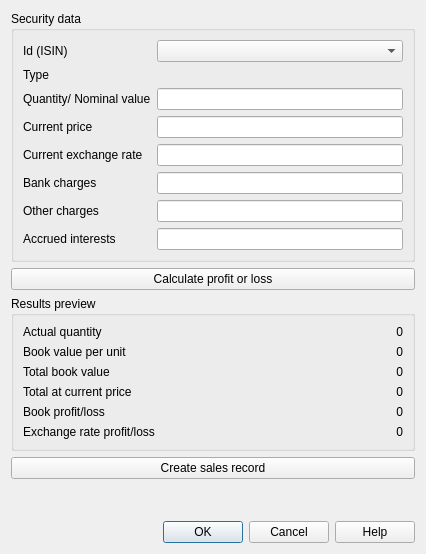
First picture: the form in report/accounting/portfolioAccounting/ch.banana.portfolio.accounting.calc.sales.data.dialog.ui, repository BananaAccounting/Universal, before the edit.
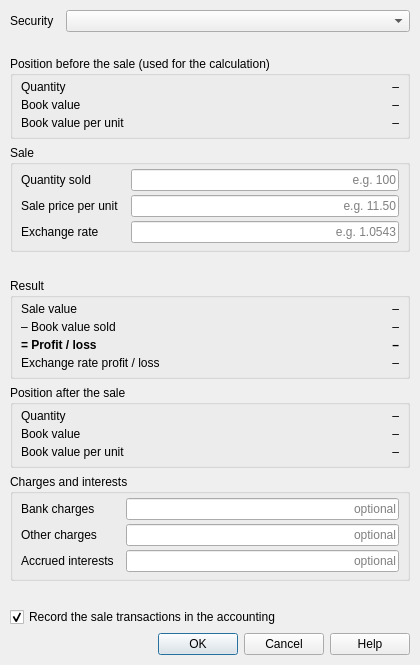
Second picture: the form after the edit.

```diff
--- a/report/accounting/portfolioAccounting/ch.banana.portfolio.accounting.calc.sales.data.dialog.ui
+++ b/report/accounting/portfolioAccounting/ch.banana.portfolio.accounting.calc.sales.data.dialog.ui
@@ -6,198 +6,335 @@
    <rect>
     <x>0</x>
     <y>0</y>
-    <width>426</width>
-    <height>554</height>
+    <width>420</width>
+    <height>600</height>
    </rect>
   </property>
   <property name="windowTitle">
    <string>Calculate book profit/loss on sale</string>
   </property>
-  <property name="sizeGripEnabled">
-   <bool>false</bool>
+  <property name="styleSheet">
+   <string notr="true">QLabel#securityName_label { color: #6b7080; }
+QLabel#saleResultPreviewTitle_label, QLabel#saleResultPreview_label { font-weight: bold; }
+QLabel#fieldError_label, QLabel#status_label { color: #b3261e; }</string>
   </property>
-  <layout class="QGridLayout" name="gridLayout_3">
-   <item row="6" column="0">
-    <widget class="QDialogButtonBox" name="buttonsBox">
-     <property name="orientation">
-      <enum>Qt::Orientation::Horizontal</enum>
+  <layout class="QVBoxLayout" name="mainLayout">
+   <property name="spacing">
+    <number>6</number>
+   </property>
+   <property name="leftMargin">
+    <number>10</number>
+   </property>
+   <property name="topMargin">
+    <number>10</number>
+   </property>
+   <property name="rightMargin">
+    <number>10</number>
+   </property>
+   <property name="bottomMargin">
+    <number>10</number>
+   </property>
+   <item>
+    <layout class="QFormLayout" name="securityLayout">
+     <property name="fieldGrowthPolicy">
+      <enum>QFormLayout::FieldGrowthPolicy::AllNonFixedFieldsGrow</enum>
      </property>
-     <property name="standardButtons">
-      <set>QDialogButtonBox::StandardButton::Cancel|QDialogButtonBox::StandardButton::Help|QDialogButtonBox::StandardButton::Ok</set>
+     <property name="horizontalSpacing">
+      <number>12</number>
      </property>
-    </widget>
-   </item>
-   <item row="2" column="0">
-    <layout class="QHBoxLayout" name="horizontalLayout">
-     <item>
-      <widget class="QPushButton" name="showResultsPreview_button">
+     <property name="verticalSpacing">
+      <number>4</number>
+     </property>
+     <property name="leftMargin">
+      <number>0</number>
+     </property>
+     <property name="topMargin">
+      <number>0</number>
+     </property>
+     <property name="rightMargin">
+      <number>0</number>
+     </property>
+     <property name="bottomMargin">
+      <number>0</number>
+     </property>
+     <item row="0" column="0">
+      <widget class="QLabel" name="item_label">
        <property name="text">
-        <string>Calculate profit or loss</string>
+        <string>Security</string>
+       </property>
+      </widget>
+     </item>
+     <item row="0" column="1">
+      <widget class="QComboBox" name="item_comboBox">
+       <property name="toolTip">
+        <string>Security to sell (ISIN), from the Items table</string>
+       </property>
+      </widget>
+     </item>
+     <item row="1" column="0">
+      <widget class="QLabel" name="securityNameTitle_label">
+       <property name="text">
+        <string/>
+       </property>
+      </widget>
+     </item>
+     <item row="1" column="1">
+      <widget class="QLabel" name="securityName_label">
+       <property name="text">
+        <string/>
        </property>
       </widget>
      </item>
     </layout>
    </item>
-   <item row="4" column="0">
-    <widget class="QPushButton" name="createSaleRecord_button">
-     <property name="text">
-      <string>Create sales record</string>
+   <item>
+    <widget class="QGroupBox" name="positionGroupBox">
+     <property name="title">
+      <string>Position before the sale (used for the calculation)</string>
      </property>
+     <layout class="QFormLayout" name="positionLayout">
+      <property name="fieldGrowthPolicy">
+       <enum>QFormLayout::FieldGrowthPolicy::AllNonFixedFieldsGrow</enum>
+      </property>
+      <property name="horizontalSpacing">
+       <number>12</number>
+      </property>
+      <property name="verticalSpacing">
+       <number>4</number>
+      </property>
+      <property name="leftMargin">
+       <number>8</number>
+      </property>
+      <property name="topMargin">
+       <number>4</number>
+      </property>
+      <property name="rightMargin">
+       <number>8</number>
+      </property>
+      <property name="bottomMargin">
+       <number>6</number>
+      </property>
+      <item row="0" column="0">
+       <widget class="QLabel" name="quantityRowTitle_label">
+        <property name="text">
+         <string>Quantity</string>
+        </property>
+       </widget>
+      </item>
+      <item row="0" column="1">
+       <widget class="QLabel" name="actualQuantity_label">
+        <property name="text">
+         <string>–</string>
+        </property>
+        <property name="alignment">
+         <set>Qt::AlignmentFlag::AlignRight|Qt::AlignmentFlag::AlignTrailing|Qt::AlignmentFlag::AlignVCenter</set>
+        </property>
+        <property name="textInteractionFlags">
+         <set>Qt::TextInteractionFlag::TextSelectableByMouse</set>
+        </property>
+       </widget>
+      </item>
+      <item row="1" column="0">
+       <widget class="QLabel" name="bookValueRowTitle_label">
+        <property name="text">
+         <string>Book value</string>
+        </property>
+       </widget>
+      </item>
+      <item row="1" column="1">
+       <widget class="QLabel" name="currentBookValue_label">
+        <property name="text">
+         <string>–</string>
+        </property>
+        <property name="alignment">
+         <set>Qt::AlignmentFlag::AlignRight|Qt::AlignmentFlag::AlignTrailing|Qt::AlignmentFlag::AlignVCenter</set>
+        </property>
+        <property name="textInteractionFlags">
+         <set>Qt::TextInteractionFlag::TextSelectableByMouse</set>
+        </property>
+       </widget>
+      </item>
+      <item row="2" column="0">
+       <widget class="QLabel" name="unitBookValueRowTitle_label">
+        <property name="text">
+         <string>Book value per unit</string>
+        </property>
+       </widget>
+      </item>
+      <item row="2" column="1">
+       <widget class="QLabel" name="currentUnitBookValue_label">
+        <property name="text">
+         <string>–</string>
+        </property>
+        <property name="alignment">
+         <set>Qt::AlignmentFlag::AlignRight|Qt::AlignmentFlag::AlignTrailing|Qt::AlignmentFlag::AlignVCenter</set>
+        </property>
+        <property name="textInteractionFlags">
+         <set>Qt::TextInteractionFlag::TextSelectableByMouse</set>
+        </property>
+       </widget>
+      </item>
+     </layout>
     </widget>
    </item>
-   <item row="0" column="0">
-    <widget class="QGroupBox" name="groupBox">
+   <item>
+    <widget class="QGroupBox" name="saleDataGroupBox">
      <property name="title">
-      <string>Security data</string>
+      <string>Sale</string>
      </property>
-     <layout class="QGridLayout" name="gridLayout">
-      <item row="0" column="2">
-       <widget class="QComboBox" name="item_comboBox"/>
-      </item>
-      <item row="3" column="2">
-       <widget class="QLineEdit" name="marketPrice_lineEdit"/>
-      </item>
-      <item row="6" column="2">
-       <widget class="QLineEdit" name="otherCharges_lineEdit"/>
-      </item>
-      <item row="4" column="2">
-       <widget class="QLineEdit" name="currentExchangeRate_lineEdit"/>
-      </item>
-      <item row="2" column="0">
+     <layout class="QFormLayout" name="inputsLayout">
+      <property name="fieldGrowthPolicy">
+       <enum>QFormLayout::FieldGrowthPolicy::AllNonFixedFieldsGrow</enum>
+      </property>
+      <property name="horizontalSpacing">
+       <number>12</number>
+      </property>
+      <property name="verticalSpacing">
+       <number>4</number>
+      </property>
+      <property name="leftMargin">
+       <number>8</number>
+      </property>
+      <property name="topMargin">
+       <number>4</number>
+      </property>
+      <property name="rightMargin">
+       <number>8</number>
+      </property>
+      <property name="bottomMargin">
+       <number>6</number>
+      </property>
+      <item row="0" column="0">
        <widget class="QLabel" name="quantity_label">
         <property name="text">
-         <string>Quantity/ Nominal value</string>
+         <string>Quantity sold</string>
         </property>
        </widget>
       </item>
-      <item row="7" column="2">
-       <widget class="QLineEdit" name="accruedInterests_lineEdit"/>
-      </item>
-      <item row="4" column="0">
-       <widget class="QLabel" name="currentExchangerate_label">
-        <property name="text">
-         <string>Current exchange rate </string>
+      <item row="0" column="1">
+       <widget class="QLineEdit" name="quantity_lineEdit">
+        <property name="toolTip">
+         <string>Quantity (shares) or nominal value (bonds) sold, without sign</string>
         </property>
-       </widget>
-      </item>
-      <item row="6" column="0">
-       <widget class="QLabel" name="otherCharges_label">
-        <property name="text">
-         <string>Other charges</string>
+        <property name="placeholderText">
+         <string>e.g. 100</string>
         </property>
-       </widget>
-      </item>
-      <item row="5" column="0">
-       <widget class="QLabel" name="bankCharges_label">
-        <property name="text">
-         <string>Bank charges</string>
+        <property name="alignment">
+         <set>Qt::AlignmentFlag::AlignRight|Qt::AlignmentFlag::AlignTrailing|Qt::AlignmentFlag::AlignVCenter</set>
         </property>
        </widget>
       </item>
-      <item row="0" column="0">
-       <widget class="QLabel" name="item_label">
-        <property name="text">
-         <string>Id (ISIN)</string>
-        </property>
-       </widget>
-      </item>
-      <item row="7" column="0">
-       <widget class="QLabel" name="accruedInterests_label">
-        <property name="text">
-         <string>Accrued interests</string>
-        </property>
-       </widget>
-      </item>
-      <item row="2" column="2">
-       <widget class="QLineEdit" name="quantity_lineEdit"/>
-      </item>
-      <item row="5" column="2">
-       <widget class="QLineEdit" name="bankCharges_lineEdit"/>
-      </item>
-      <item row="3" column="0">
+      <item row="1" column="0">
        <widget class="QLabel" name="marketPrice_label">
         <property name="text">
-         <string>Current price</string>
+         <string>Sale price per unit</string>
         </property>
        </widget>
       </item>
-      <item row="1" column="2">
-       <widget class="QLabel" name="typeValue_label">
-        <property name="text">
-         <string/>
+      <item row="1" column="1">
+       <widget class="QLineEdit" name="marketPrice_lineEdit">
+        <property name="toolTip">
+         <string>Sale price per unit, in the security currency</string>
         </property>
+        <property name="placeholderText">
+         <string>e.g. 11.50</string>
+        </property>
+        <property name="alignment">
+         <set>Qt::AlignmentFlag::AlignRight|Qt::AlignmentFlag::AlignTrailing|Qt::AlignmentFlag::AlignVCenter</set>
+        </property>
        </widget>
       </item>
-      <item row="1" column="0">
-       <widget class="QLabel" name="typeTxt_label">
+      <item row="2" column="0">
+       <widget class="QLabel" name="currentExchangeRate_label">
         <property name="text">
-         <string>Type</string>
+         <string>Exchange rate</string>
+        </property>
+       </widget>
+      </item>
+      <item row="2" column="1">
+       <widget class="QLineEdit" name="currentExchangeRate_lineEdit">
+        <property name="toolTip">
+         <string>Exchange rate of the sale day (security currency to base currency)</string>
+        </property>
+        <property name="placeholderText">
+         <string>e.g. 1.0543</string>
+        </property>
+        <property name="alignment">
+         <set>Qt::AlignmentFlag::AlignRight|Qt::AlignmentFlag::AlignTrailing|Qt::AlignmentFlag::AlignVCenter</set>
         </property>
        </widget>
       </item>
      </layout>
     </widget>
    </item>
-   <item row="3" column="0">
-    <widget class="QGroupBox" name="groupBox_2">
+   <item>
+    <widget class="QLabel" name="fieldError_label">
+     <property name="text">
+      <string/>
+     </property>
+     <property name="wordWrap">
+      <bool>true</bool>
+     </property>
+    </widget>
+   </item>
+   <item>
+    <widget class="QGroupBox" name="resultGroupBox">
      <property name="title">
-      <string>Results preview</string>
+      <string>Result</string>
      </property>
-     <property name="flat">
-      <bool>false</bool>
-     </property>
-     <layout class="QGridLayout" name="gridLayout_2">
-      <item row="1" column="0">
-       <widget class="QLabel" name="averageCostTitle_label">
-        <property name="text">
-         <string>Book value per unit</string>
-        </property>
-       </widget>
-      </item>
-      <item row="2" column="0">
-       <widget class="QLabel" name="AverageValueOfSharesTitle_label">
-        <property name="text">
-         <string>Total book value</string>
-        </property>
-       </widget>
-      </item>
-      <item row="4" column="1">
-       <widget class="QLabel" name="saleResultPreview_label">
-        <property name="text">
-         <string>0</string>
-        </property>
-        <property name="alignment">
-         <set>Qt::AlignmentFlag::AlignRight|Qt::AlignmentFlag::AlignTrailing|Qt::AlignmentFlag::AlignVCenter</set>
-        </property>
-        <property name="textInteractionFlags">
-         <set>Qt::TextInteractionFlag::LinksAccessibleByMouse|Qt::TextInteractionFlag::TextSelectableByMouse</set>
-        </property>
-       </widget>
-      </item>
-      <item row="3" column="1">
-       <widget class="QLabel" name="totalValueOfShares_label">
-        <property name="text">
-         <string>0</string>
-        </property>
-        <property name="alignment">
-         <set>Qt::AlignmentFlag::AlignRight|Qt::AlignmentFlag::AlignTrailing|Qt::AlignmentFlag::AlignVCenter</set>
-        </property>
-        <property name="textInteractionFlags">
-         <set>Qt::TextInteractionFlag::LinksAccessibleByMouse|Qt::TextInteractionFlag::TextSelectableByMouse</set>
-        </property>
-       </widget>
-      </item>
-      <item row="3" column="0">
+     <layout class="QFormLayout" name="resultLayout">
+      <property name="fieldGrowthPolicy">
+       <enum>QFormLayout::FieldGrowthPolicy::AllNonFixedFieldsGrow</enum>
+      </property>
+      <property name="horizontalSpacing">
+       <number>12</number>
+      </property>
+      <property name="verticalSpacing">
+       <number>4</number>
+      </property>
+      <property name="leftMargin">
+       <number>8</number>
+      </property>
+      <property name="topMargin">
+       <number>4</number>
+      </property>
+      <property name="rightMargin">
+       <number>8</number>
+      </property>
+      <property name="bottomMargin">
+       <number>6</number>
+      </property>
+      <item row="0" column="0">
        <widget class="QLabel" name="TotalValueOfSharestitle_label">
         <property name="text">
-         <string>Total at current price</string>
+         <string>Sale value</string>
         </property>
        </widget>
       </item>
-      <item row="2" column="1">
+      <item row="0" column="1">
+       <widget class="QLabel" name="totalValueOfShares_label">
+        <property name="text">
+         <string>–</string>
+        </property>
+        <property name="alignment">
+         <set>Qt::AlignmentFlag::AlignRight|Qt::AlignmentFlag::AlignTrailing|Qt::AlignmentFlag::AlignVCenter</set>
+        </property>
+        <property name="textInteractionFlags">
+         <set>Qt::TextInteractionFlag::TextSelectableByMouse</set>
+        </property>
+       </widget>
+      </item>
+      <item row="1" column="0">
+       <widget class="QLabel" name="AverageValueOfSharesTitle_label">
+        <property name="text">
+         <string>– Book value sold</string>
+        </property>
+       </widget>
+      </item>
+      <item row="1" column="1">
        <widget class="QLabel" name="averageValueOfShares_label">
         <property name="text">
-         <string>0</string>
+         <string>–</string>
         </property>
         <property name="alignment">
          <set>Qt::AlignmentFlag::AlignRight|Qt::AlignmentFlag::AlignTrailing|Qt::AlignmentFlag::AlignVCenter</set>
@@ -207,17 +344,17 @@
         </property>
        </widget>
       </item>
-      <item row="4" column="0">
+      <item row="2" column="0">
        <widget class="QLabel" name="saleResultPreviewTitle_label">
         <property name="text">
-         <string>Book profit/loss</string>
+         <string>= Profit / loss</string>
         </property>
        </widget>
       </item>
-      <item row="5" column="1">
-       <widget class="QLabel" name="exchangeResultPreview_label">
+      <item row="2" column="1">
+       <widget class="QLabel" name="saleResultPreview_label">
         <property name="text">
-         <string>0</string>
+         <string>–</string>
         </property>
         <property name="alignment">
          <set>Qt::AlignmentFlag::AlignRight|Qt::AlignmentFlag::AlignTrailing|Qt::AlignmentFlag::AlignVCenter</set>
@@ -227,40 +364,67 @@
         </property>
        </widget>
       </item>
-      <item row="1" column="1">
-       <widget class="QLabel" name="averageCost_label">
-        <property name="layoutDirection">
-         <enum>Qt::LayoutDirection::RightToLeft</enum>
-        </property>
-        <property name="text">
-         <string>0</string>
-        </property>
-        <property name="alignment">
-         <set>Qt::AlignmentFlag::AlignRight|Qt::AlignmentFlag::AlignTrailing|Qt::AlignmentFlag::AlignVCenter</set>
-        </property>
-        <property name="textInteractionFlags">
-         <set>Qt::TextInteractionFlag::LinksAccessibleByMouse|Qt::TextInteractionFlag::TextSelectableByMouse</set>
-        </property>
-       </widget>
-      </item>
-      <item row="5" column="0">
+      <item row="3" column="0">
        <widget class="QLabel" name="exchangeResultPreviewTitle_label">
         <property name="text">
-         <string>Exchange rate profit/loss </string>
+         <string>Exchange rate profit / loss</string>
         </property>
        </widget>
       </item>
+      <item row="3" column="1">
+       <widget class="QLabel" name="exchangeResultPreview_label">
+        <property name="text">
+         <string>–</string>
+        </property>
+        <property name="alignment">
+         <set>Qt::AlignmentFlag::AlignRight|Qt::AlignmentFlag::AlignTrailing|Qt::AlignmentFlag::AlignVCenter</set>
+        </property>
+        <property name="textInteractionFlags">
+         <set>Qt::TextInteractionFlag::TextSelectableByMouse</set>
+        </property>
+       </widget>
+      </item>
+     </layout>
+    </widget>
+   </item>
+   <item>
+    <widget class="QGroupBox" name="positionAfterSaleGroupBox">
+     <property name="title">
+      <string>Position after the sale</string>
+     </property>
+     <layout class="QFormLayout" name="positionAfterSaleLayout">
+      <property name="fieldGrowthPolicy">
+       <enum>QFormLayout::FieldGrowthPolicy::AllNonFixedFieldsGrow</enum>
+      </property>
+      <property name="horizontalSpacing">
+       <number>12</number>
+      </property>
+      <property name="verticalSpacing">
+       <number>4</number>
+      </property>
+      <property name="leftMargin">
+       <number>8</number>
+      </property>
+      <property name="topMargin">
+       <number>4</number>
+      </property>
+      <property name="rightMargin">
+       <number>8</number>
+      </property>
+      <property name="bottomMargin">
+       <number>6</number>
+      </property>
       <item row="0" column="0">
-       <widget class="QLabel" name="actualQuantityTitle_label">
+       <widget class="QLabel" name="quantityAfterSaleTitle_label">
         <property name="text">
-         <string>Actual quantity</string>
+         <string>Quantity</string>
         </property>
        </widget>
       </item>
       <item row="0" column="1">
-       <widget class="QLabel" name="actualQuantity_label">
+       <widget class="QLabel" name="quantityAfterSale_label">
         <property name="text">
-         <string>0</string>
+         <string>–</string>
         </property>
         <property name="alignment">
          <set>Qt::AlignmentFlag::AlignRight|Qt::AlignmentFlag::AlignTrailing|Qt::AlignmentFlag::AlignVCenter</set>
@@ -270,22 +434,189 @@
         </property>
        </widget>
       </item>
+      <item row="1" column="0">
+       <widget class="QLabel" name="bookValueAfterSaleTitle_label">
+        <property name="text">
+         <string>Book value</string>
+        </property>
+       </widget>
+      </item>
+      <item row="1" column="1">
+       <widget class="QLabel" name="bookValueAfterSale_label">
+        <property name="text">
+         <string>–</string>
+        </property>
+        <property name="alignment">
+         <set>Qt::AlignmentFlag::AlignRight|Qt::AlignmentFlag::AlignTrailing|Qt::AlignmentFlag::AlignVCenter</set>
+        </property>
+        <property name="textInteractionFlags">
+         <set>Qt::TextInteractionFlag::TextSelectableByMouse</set>
+        </property>
+       </widget>
+      </item>
+      <item row="2" column="0">
+       <widget class="QLabel" name="unitBookValueAfterSaleTitle_label">
+        <property name="text">
+         <string>Book value per unit</string>
+        </property>
+       </widget>
+      </item>
+      <item row="2" column="1">
+       <widget class="QLabel" name="unitBookValueAfterSale_label">
+        <property name="text">
+         <string>–</string>
+        </property>
+        <property name="alignment">
+         <set>Qt::AlignmentFlag::AlignRight|Qt::AlignmentFlag::AlignTrailing|Qt::AlignmentFlag::AlignVCenter</set>
+        </property>
+        <property name="textInteractionFlags">
+         <set>Qt::TextInteractionFlag::TextSelectableByMouse</set>
+        </property>
+       </widget>
+      </item>
      </layout>
     </widget>
    </item>
-   <item row="5" column="0">
-    <spacer name="verticalSpacer">
+   <item>
+    <widget class="QGroupBox" name="recordingGroupBox">
+     <property name="title">
+      <string>Charges and interests</string>
+     </property>
+     <property name="toolTip">
+      <string>Used only for the sale transactions: they do not change the result.</string>
+     </property>
+     <layout class="QFormLayout" name="recordingLayout">
+      <property name="fieldGrowthPolicy">
+       <enum>QFormLayout::FieldGrowthPolicy::AllNonFixedFieldsGrow</enum>
+      </property>
+      <property name="horizontalSpacing">
+       <number>12</number>
+      </property>
+      <property name="verticalSpacing">
+       <number>4</number>
+      </property>
+      <property name="leftMargin">
+       <number>8</number>
+      </property>
+      <property name="topMargin">
+       <number>4</number>
+      </property>
+      <property name="rightMargin">
+       <number>8</number>
+      </property>
+      <property name="bottomMargin">
+       <number>6</number>
+      </property>
+      <item row="0" column="0">
+       <widget class="QLabel" name="bankCharges_label">
+        <property name="text">
+         <string>Bank charges</string>
+        </property>
+       </widget>
+      </item>
+      <item row="0" column="1">
+       <widget class="QLineEdit" name="bankCharges_lineEdit">
+        <property name="toolTip">
+         <string>Bank charges of the sale, in the security currency. Recorded, they do not change the result.</string>
+        </property>
+        <property name="placeholderText">
+         <string>optional</string>
+        </property>
+        <property name="alignment">
+         <set>Qt::AlignmentFlag::AlignRight|Qt::AlignmentFlag::AlignTrailing|Qt::AlignmentFlag::AlignVCenter</set>
+        </property>
+       </widget>
+      </item>
+      <item row="1" column="0">
+       <widget class="QLabel" name="otherCharges_label">
+        <property name="text">
+         <string>Other charges</string>
+        </property>
+       </widget>
+      </item>
+      <item row="1" column="1">
+       <widget class="QLineEdit" name="otherCharges_lineEdit">
+        <property name="toolTip">
+         <string>Other charges of the sale, in the security currency. Recorded, they do not change the result.</string>
+        </property>
+        <property name="placeholderText">
+         <string>optional</string>
+        </property>
+        <property name="alignment">
+         <set>Qt::AlignmentFlag::AlignRight|Qt::AlignmentFlag::AlignTrailing|Qt::AlignmentFlag::AlignVCenter</set>
+        </property>
+       </widget>
+      </item>
+      <item row="2" column="0">
+       <widget class="QLabel" name="accruedInterests_label">
+        <property name="text">
+         <string>Accrued interests</string>
+        </property>
+       </widget>
+      </item>
+      <item row="2" column="1">
+       <widget class="QLineEdit" name="accruedInterests_lineEdit">
+        <property name="toolTip">
+         <string>Accrued interests received with the sale (bonds only). Recorded, they do not change the result.</string>
+        </property>
+        <property name="placeholderText">
+         <string>optional</string>
+        </property>
+        <property name="alignment">
+         <set>Qt::AlignmentFlag::AlignRight|Qt::AlignmentFlag::AlignTrailing|Qt::AlignmentFlag::AlignVCenter</set>
+        </property>
+       </widget>
+      </item>
+     </layout>
+    </widget>
+   </item>
+   <item>
+    <widget class="QLabel" name="status_label">
+     <property name="text">
+      <string/>
+     </property>
+     <property name="wordWrap">
+      <bool>true</bool>
+     </property>
+    </widget>
+   </item>
+   <item>
+    <spacer name="mainSpacer">
      <property name="orientation">
       <enum>Qt::Orientation::Vertical</enum>
      </property>
-     <property name="sizeHint" stdset="0">
+     <property name="sizeHint">
       <size>
-       <width>20</width>
-       <height>40</height>
+       <width>10</width>
+       <height>0</height>
       </size>
      </property>
     </spacer>
    </item>
+   <item>
+    <widget class="QCheckBox" name="recordTransactions_checkBox">
+     <property name="text">
+      <string>Record the sale transactions in the accounting</string>
+     </property>
+     <property name="checked">
+      <bool>true</bool>
+     </property>
+     <property name="toolTip">
+      <string>Checked: OK creates the sale transactions in the Transactions table.
+Unchecked: OK closes the dialog without changing the accounting.</string>
+     </property>
+    </widget>
+   </item>
+   <item>
+    <widget class="QDialogButtonBox" name="buttonsBox">
+     <property name="orientation">
+      <enum>Qt::Orientation::Horizontal</enum>
+     </property>
+     <property name="standardButtons">
+      <set>QDialogButtonBox::StandardButton::Cancel|QDialogButtonBox::StandardButton::Help|QDialogButtonBox::StandardButton::Ok</set>
+     </property>
+    </widget>
+   </item>
   </layout>
  </widget>
  <tabstops>
```
Left out of the diff: 37 changed lines with no effect on the pictures.
